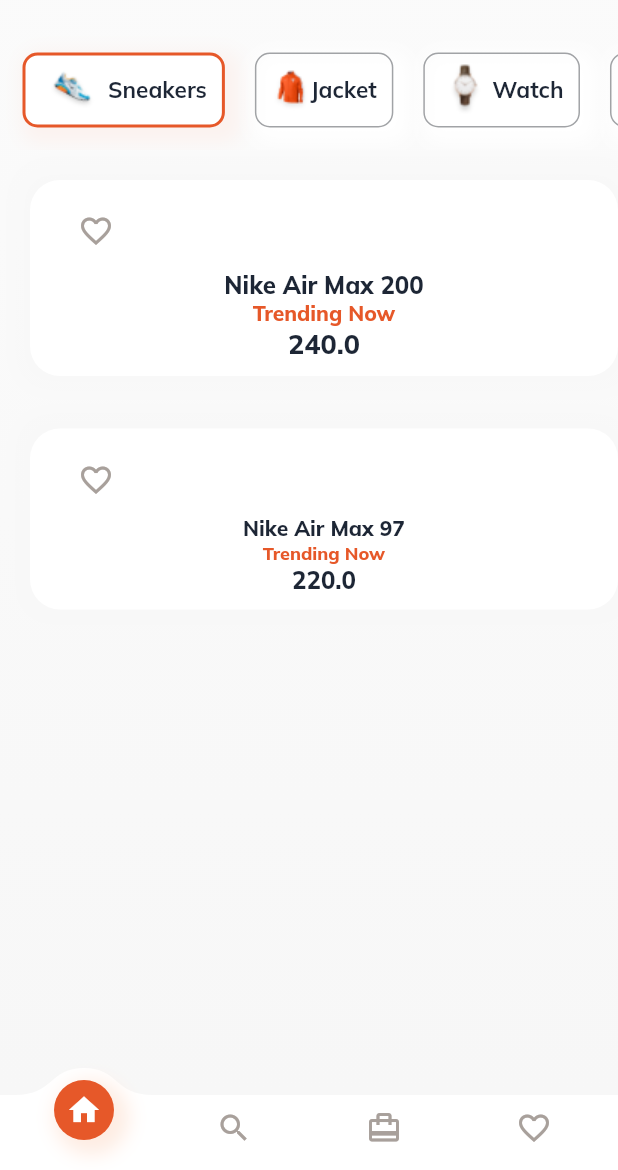
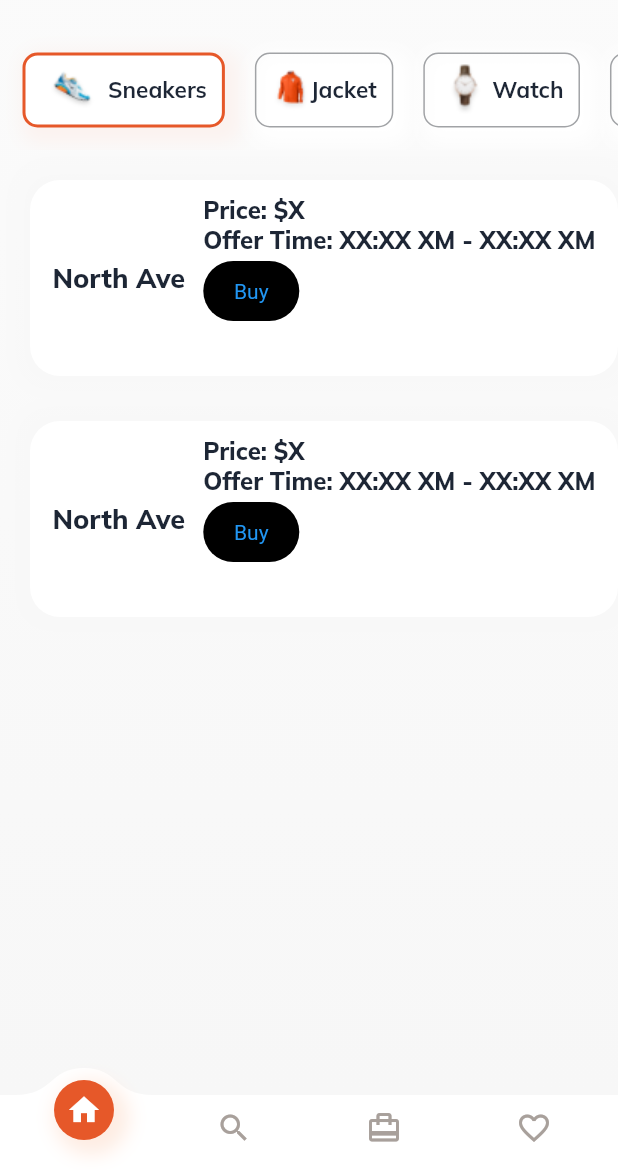
Before and after one commit to thecharlesjenkins/CryptoMeal, a Flutter app: the screen it shows after launch, on a phone screen of 412 x 824 dp, the part 66-1236 px from its top. Run offline on Flutter 3.47's test engine with Material 2 defaults, Android fonts, the phone set to English and light mode, and no system bars; our stand-ins replace google_fonts, toggle_switch.

Commit message:
Create entry card layout

```diff
--- a/lib/src/widgets/product_card.dart
+++ b/lib/src/widgets/product_card.dart
@@ -8,6 +8,7 @@ import 'package:flutter_ecommerce_app/src/widgets/extentions.dart';
 class ProductCard extends StatelessWidget {
   final Product product;
   final ValueChanged<Product> onSelected;
+
   ProductCard({Key key, this.product, this.onSelected}) : super(key: key);
 
 //   @override
@@ -32,64 +33,62 @@ class ProductCard extends StatelessWidget {
           BoxShadow(color: Color(0xfff8f8f8), blurRadius: 15, spreadRadius: 10),
         ],
       ),
-      margin: EdgeInsets.symmetric(vertical: !product.isSelected ? 5 : 0),
       child: Container(
-        padding: EdgeInsets.symmetric(horizontal: 20, vertical: 10),
-        child: Stack(
-          alignment: Alignment.center,
+        padding: EdgeInsets.symmetric(horizontal: 15, vertical: 10),
+        child: Row(
+          crossAxisAlignment: CrossAxisAlignment.center,
+          mainAxisAlignment: MainAxisAlignment.spaceBetween,
           children: <Widget>[
-            Positioned(
-              left: 0,
-              top: 0,
-              child: IconButton(
-                icon: Icon(
-                  product.isliked ? Icons.favorite : Icons.favorite_border,
-                  color:
-                      product.isliked ? LightColor.red : LightColor.iconColor,
-                ),
-                onPressed: () {},
+            Flexible(
+              child: TitleText(
+                text: "North Ave",
+                fontSize: 18,
               ),
             ),
             Column(
-              crossAxisAlignment: CrossAxisAlignment.center,
-              mainAxisAlignment: MainAxisAlignment.spaceEvenly,
+              crossAxisAlignment: CrossAxisAlignment.start,
+              mainAxisAlignment: MainAxisAlignment.start,
               children: <Widget>[
-                SizedBox(height: product.isSelected ? 5 : 0),
-                Expanded(
-                  child: Stack(
-                    alignment: Alignment.center,
-                    /*
-                    children: <Widget>[
-                      CircleAvatar(
-                        radius: 40,
-                        backgroundColor: LightColor.orange.withAlpha(40),
-                      ),
-                      Image.asset(product.image)
-                    ], */
-                  ),
-                ),
-                // SizedBox(height: 5),
                 TitleText(
-                  text: product.name,
-                  fontSize: product.isSelected ? 16 : 14,
+                  text: "Price: \$X",
+                  fontSize: 16,
                 ),
                 TitleText(
-                  text: product.category,
-                  fontSize: product.isSelected ? 14 : 12,
-                  color: LightColor.orange,
+                  text: "Offer Time: XX:XX XM - XX:XX XM",
+                  fontSize: 16,
                 ),
-                TitleText(
-                  text: product.price.toString(),
-                  fontSize: product.isSelected ? 18 : 16,
+                Row(
+                  crossAxisAlignment: CrossAxisAlignment.start,
+                  mainAxisAlignment: MainAxisAlignment.start,
+                  children: <Widget>[
+                    Container(
+                      child: Align(
+                        alignment: Alignment.center,
+                        child: TextButton(
+                          style: TextButton.styleFrom(
+                            shape: RoundedRectangleBorder(
+                              borderRadius: BorderRadius.circular(20),
+                            ),
+                            backgroundColor: Colors.black,
+                            padding: const EdgeInsets.all(12.0),
+                            primary: Colors.blue,
+                            textStyle: const TextStyle(fontSize: 14),
+                          ),
+                          onPressed: () {},
+                          child: FittedBox(
+                            fit: BoxFit.fitHeight,
+                            child: Text('Buy'),
+                          ),
+                        ),
+                      ),
+                    ),
+                  ],
                 ),
               ],
             ),
           ],
         ),
-      ).ripple(() {
-        Navigator.of(context).pushNamed('/detail');
-        onSelected(product);
-      }, borderRadius: BorderRadius.all(Radius.circular(20))),
+      ),
     );
   }
 }
```
